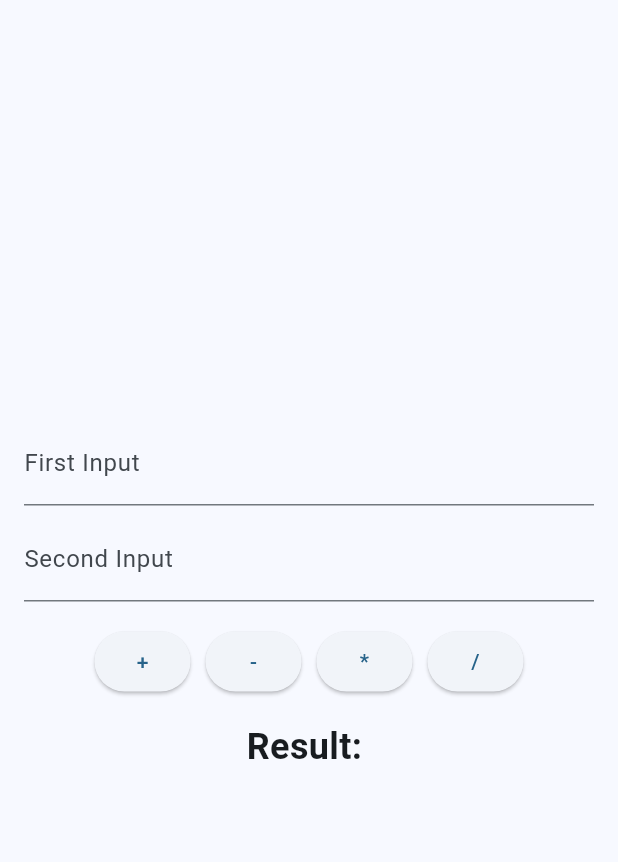
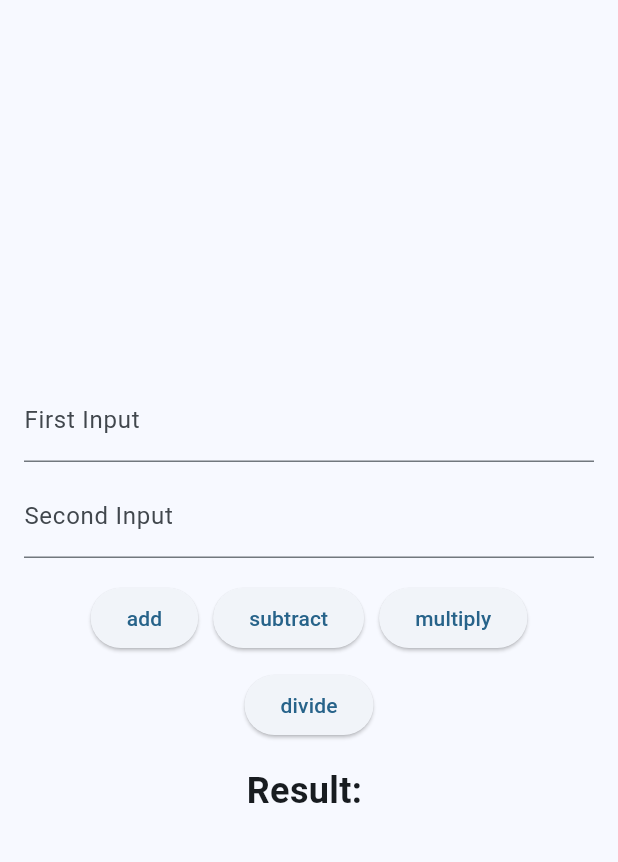
Before and after one commit to BS23-Flutter-Bootcamp/calcify_flutter_app, a Flutter app: the screen it shows after launch, on a phone screen of 412 x 824 dp, the part 63-925 px from its top. Run offline on Flutter 3.47's test engine with Material 3 defaults, Android fonts, the light colour scheme and no system bars.

Commit message:
Use enum, convert to stateful widget, improve error handling.

```diff
--- /dev/null
+++ b/lib/utils/operation.dart
@@ -0,0 +1 @@
+enum Operation { add, subtract, multiply, divide }
--- a/lib/view/calculator_view.dart
+++ b/lib/view/calculator_view.dart
@@ -2,9 +2,16 @@ import 'package:flutter/material.dart';
 import 'package:flutter_mini_calculator/view/widgets/calculator_button.dart';
 import 'package:provider/provider.dart';
 import '../view_model/calculator_view_model.dart';
+import '../utils/operation.dart';
 
-class CalculatorView extends StatelessWidget {
-  CalculatorView({super.key});
+class CalculatorView extends StatefulWidget {
+  const CalculatorView({super.key});
+
+  @override
+  State<CalculatorView> createState() => _CalculatorViewState();
+}
+
+class _CalculatorViewState extends State<CalculatorView> {
   final firstController = TextEditingController();
   final secondController = TextEditingController();
 
@@ -36,32 +43,14 @@ class CalculatorView extends StatelessWidget {
               spacing: 10,
               runSpacing: 10,
               alignment: WrapAlignment.center,
-              children: [
-                CalculatorButton(
-                  operation: "+",
-                  viewModel: viewModel,
-                  firstController: firstController,
-                  secondController: secondController,
-                ),
-                CalculatorButton(
-                  operation: "-",
-                  viewModel: viewModel,
-                  firstController: firstController,
-                  secondController: secondController,
-                ),
-                CalculatorButton(
-                  operation: "*",
-                  viewModel: viewModel,
-                  firstController: firstController,
-                  secondController: secondController,
-                ),
-                CalculatorButton(
-                  operation: "/",
-                  viewModel: viewModel,
-                  firstController: firstController,
-                  secondController: secondController,
-                ),
-              ],
+              children:
+                  Operation.values.map((op) {
+                    return CalculatorButton(
+                      operation: op,
+                      firstController: firstController,
+                      secondController: secondController,
+                    );
+                  }).toList(),
             ),
             const SizedBox(height: 16),
             Text(
--- a/lib/view/widgets/calculator_button.dart
+++ b/lib/view/widgets/calculator_button.dart
@@ -1,22 +1,23 @@
 import 'package:flutter/material.dart';
+import 'package:provider/provider.dart';
 import '../../view_model/calculator_view_model.dart';
+import '../../utils/operation.dart';
 
 class CalculatorButton extends StatelessWidget {
   const CalculatorButton({
     super.key,
     required this.operation,
-    required this.viewModel,
     required this.firstController,
     required this.secondController,
   });
 
-  final String operation;
-  final CalculatorViewModel viewModel;
+  final Operation operation;
   final TextEditingController firstController;
   final TextEditingController secondController;
 
   @override
   Widget build(BuildContext context) {
+    final viewModel = Provider.of<CalculatorViewModel>(context);
     return ElevatedButton(
       onPressed: () {
         viewModel.calculate(
@@ -25,7 +26,7 @@ class CalculatorButton extends StatelessWidget {
           secondText: secondController.text,
         );
       },
-      child: Text(operation),
+      child: Text(operation.name),
     );
   }
 }
--- a/lib/view_model/calculator_view_model.dart
+++ b/lib/view_model/calculator_view_model.dart
@@ -1,13 +1,20 @@
 import 'package:flutter/material.dart';
 import '../model/calculator_model.dart';
+import '../utils/operation.dart';
 
 class CalculatorViewModel extends ChangeNotifier {
   final CalculatorModel _model = CalculatorModel();
   String _result = '';
   String get result => _result;
+  late final _operationMap = {
+    Operation.add: _model.add,
+    Operation.subtract: _model.subtract,
+    Operation.multiply: _model.multiply,
+    Operation.divide: _model.divide,
+  };
 
   void calculate({
-    required String operation,
+    required Operation operation,
     required String firstText,
     required String secondText,
   }) {
@@ -18,16 +25,11 @@ class CalculatorViewModel extends ChangeNotifier {
       _result = "Invalid input";
     } else {
       try {
-        final operations = {
-          '+': _model.add,
-          '-': _model.subtract,
-          '*': _model.multiply,
-          '/': _model.divide,
-        };
-        if (operations.containsKey(operation)) {
-          _result = operations[operation]!(first, second).toString();
+        final func = _operationMap[operation];
+        if (func != null) {
+          _result = func(first, second).toString();
         } else {
-          _result = "Unknown operation";
+          _result = "Function is not defined";
         }
       } catch (e) {
         _result = e.toString();
```
